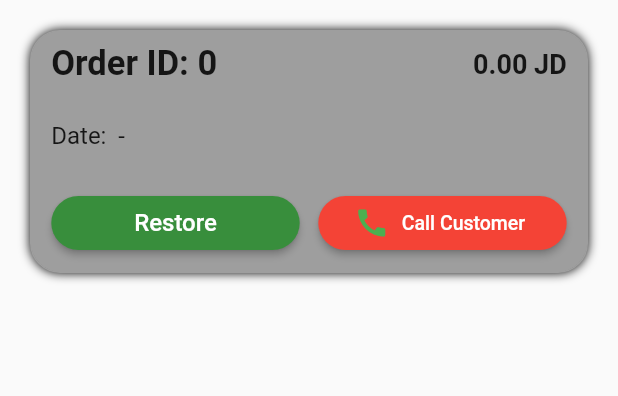
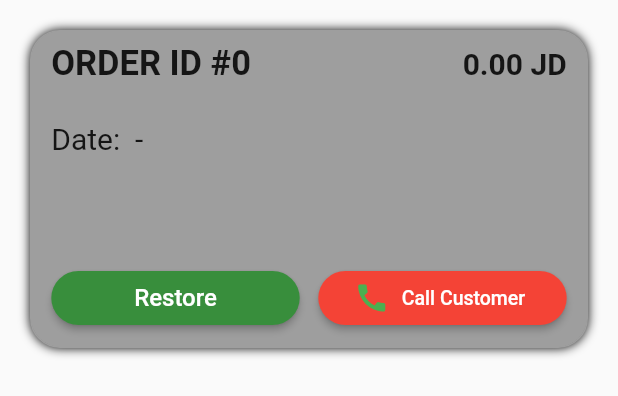
Before and after one commit to MohammadBahlaq/eat_at_home_admin, a Flutter app: the OrderCard widget shown alone on an empty page, opened directly with empty values, on a phone screen of 412 x 824 dp. Shown: the top 396 px of the screen. Run offline on Flutter 3.47's test engine with Material 2 defaults, Android fonts, the light colour scheme and no system bars; network calls fail.

Commit message:
21/9/2022 - 1:49 PM

```diff
--- a/lib/widgets/order_card.dart
+++ b/lib/widgets/order_card.dart
@@ -53,39 +53,35 @@ class OrderCard extends StatelessWidget {
         child: Column(
           mainAxisSize: MainAxisSize.min,
           mainAxisAlignment: MainAxisAlignment.spaceAround,
+          crossAxisAlignment: CrossAxisAlignment.start,
           children: [
             Row(
               mainAxisAlignment: MainAxisAlignment.spaceBetween,
               children: [
                 Text(
-                  "Order ID: $orderId",
+                  "ORDER ID #$orderId",
                   style: const TextStyle(
                       fontSize: 23, fontWeight: FontWeight.bold),
                 ),
                 Text(
                   "${totalPrice.toStringAsFixed(2)} JD",
                   style: const TextStyle(
-                      fontSize: 18, fontWeight: FontWeight.bold),
+                      fontSize: 20, fontWeight: FontWeight.bold),
                 ),
               ],
             ),
             SizedBox(height: mq.size.height * 0.03),
-            Row(
-              mainAxisAlignment: MainAxisAlignment.spaceBetween,
-              children: [
             Text(
-                  "Date: $date - $time",
-                  style: const TextStyle(fontSize: 16),
+              "Date: $date - $time \n",
+              style: const TextStyle(fontSize: 20),
             ),
             SizedBox(
-                  width: mq.size.width * 0.31,
+              width: mq.size.width * 0.4,
               child: Text(
                 name,
                 overflow: TextOverflow.ellipsis,
-                    style: const TextStyle(fontSize: 16),
+                style: const TextStyle(fontSize: 20),
               ),
-                ),
-              ],
             ),
             SizedBox(height: mq.size.height * 0.03),
             Row(
```
Lines whose indentation alone changed are shown as unchanged.
